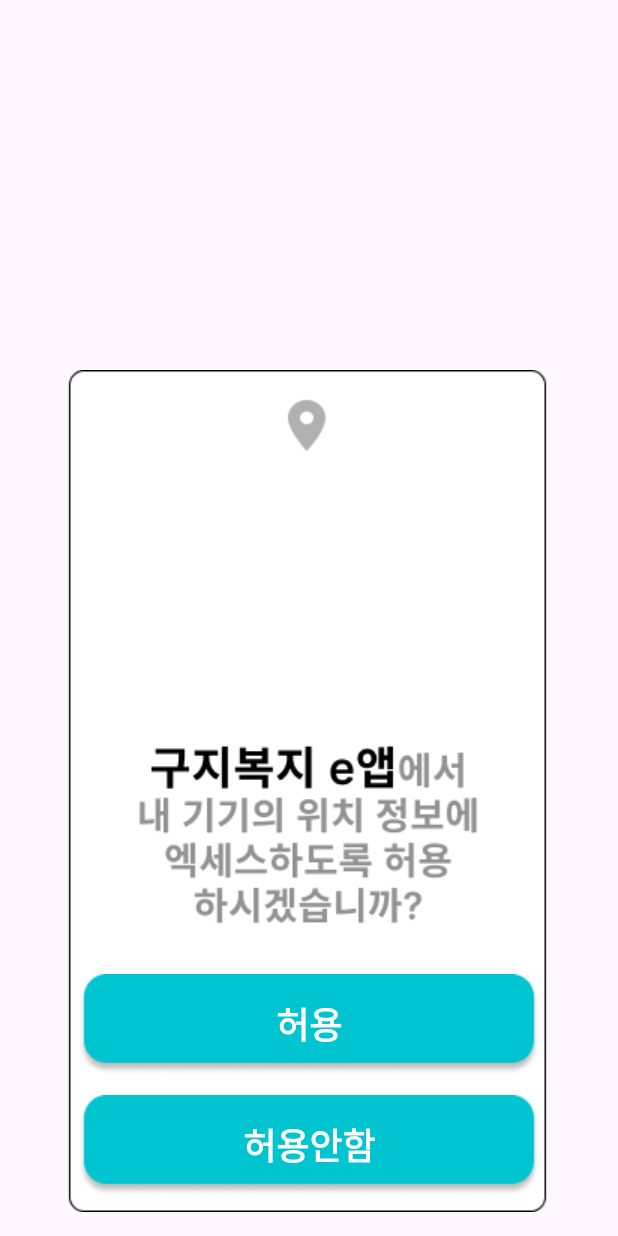
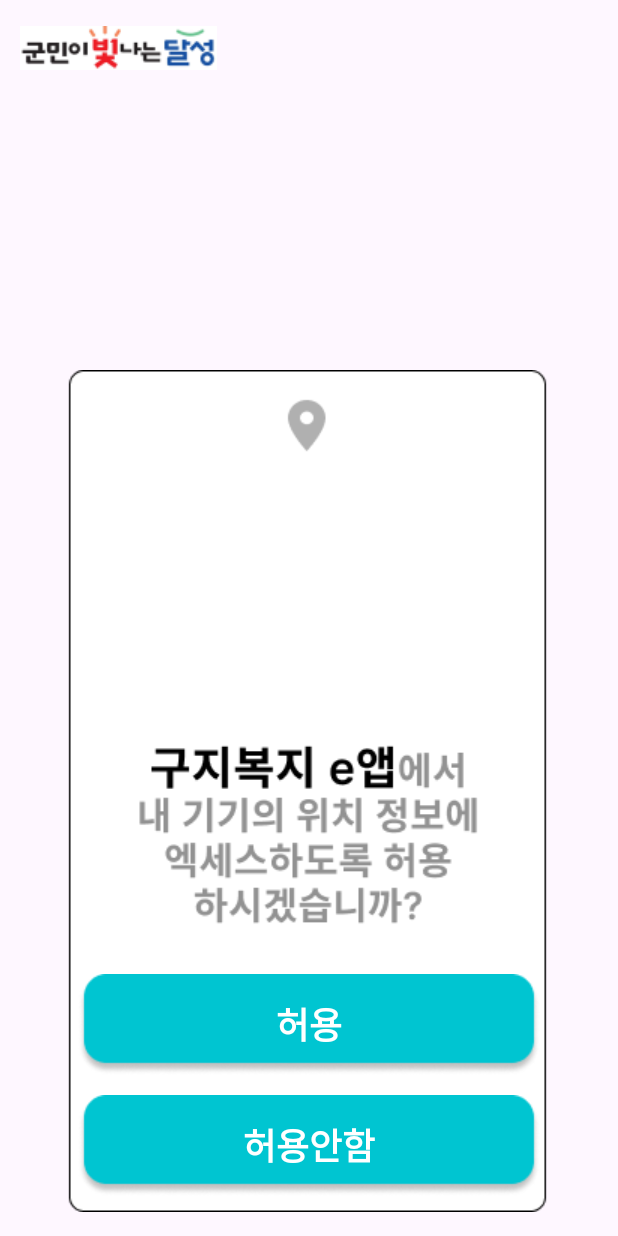
Before and after one commit to Guji-Welfare-E/Guji-Welfare-E_Android, an Android app: the fragment login2 shown on its own in the app's theme, on a phone screen of 412 x 824 dp. Run offline under Robolectric (Android 15) with nearby library versions, the phone set to English and light mode, and no system bars.

Commit message:
xml구현
2번째까지 완성하였습니다.

```diff
--- a/app/src/main/res/layout/fragment_login2.xml
+++ b/app/src/main/res/layout/fragment_login2.xml
@@ -5,6 +5,15 @@
     android:layout_height="match_parent"
     xmlns:app="http://schemas.android.com/apk/res-auto"
     tools:context=".login2">
+    <ImageView
+        android:layout_width="wrap_content"
+        android:layout_height="wrap_content"
+        android:src="@drawable/logo_img"
+        app:layout_constraintTop_toTopOf="parent"
+        app:layout_constraintStart_toStartOf="parent"
+        android:layout_marginTop="17dp"
+        android:layout_marginStart="13dp"
+        />
 
     <ImageView
         android:id="@+id/accessIng"
```
